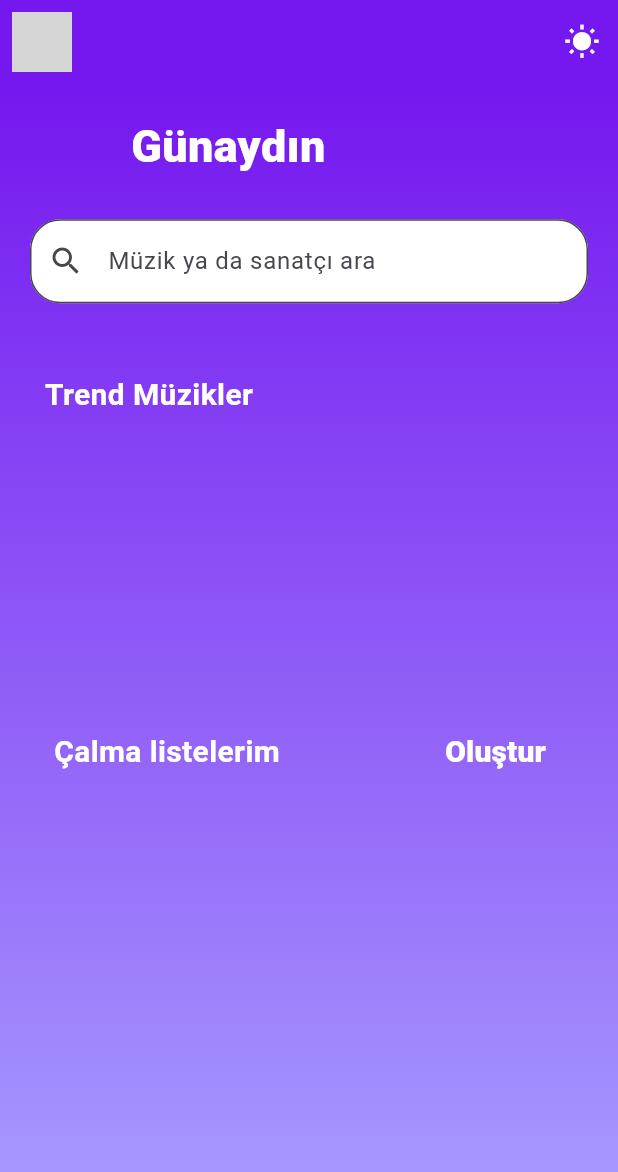
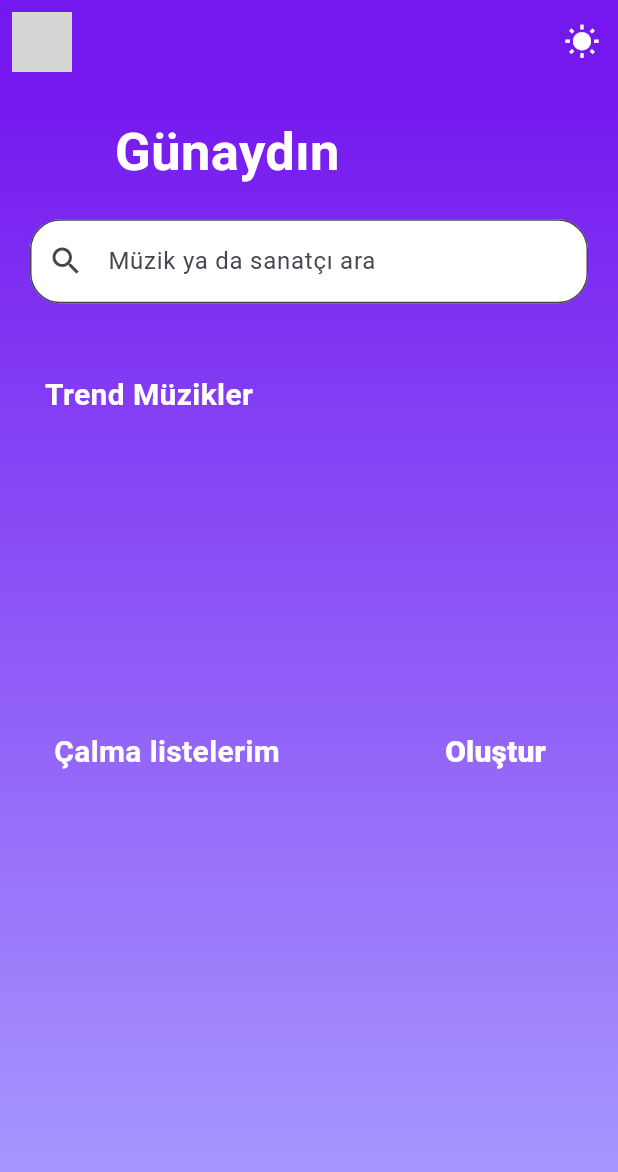
Before and after one commit to anilkrblt/musica, a Flutter app: the Sayfam screen opened directly with empty values, on a phone screen of 412 x 824 dp. Shown: the top 1172 px of the screen. Run offline on Flutter 3.47's test engine with Material 3 defaults, Android fonts, the phone set to English and light mode, and no system bars; our stand-ins replace audioplayers, file_picker, marquee, palette_generator, sqflite; missing offline and left inert: dart:html; accounts and stored records are empty; network calls fail; Roboto replaces fonts that are missing (NunitoSans); grey boxes are pictures that could not be loaded.

Commit message:
değişiklikler yapıldı

```diff
--- a/lib/ana_sayfa.dart
+++ b/lib/ana_sayfa.dart
@@ -278,8 +278,8 @@ class _SayfamState extends State<Sayfam> {
                   margin: EdgeInsets.only(
                     right: 100,
                   ),
-                  child: ZamanMetni(
-                    name: widget.widget.username,
+                  child: Text(
+                     ZamanMetni(name: widget.widget.username,).getGreeting(), style: TextStyle(fontSize: 35, color: beyaz(), fontWeight: FontWeight.bold),
                   )),
             ),
             Expanded(
```
